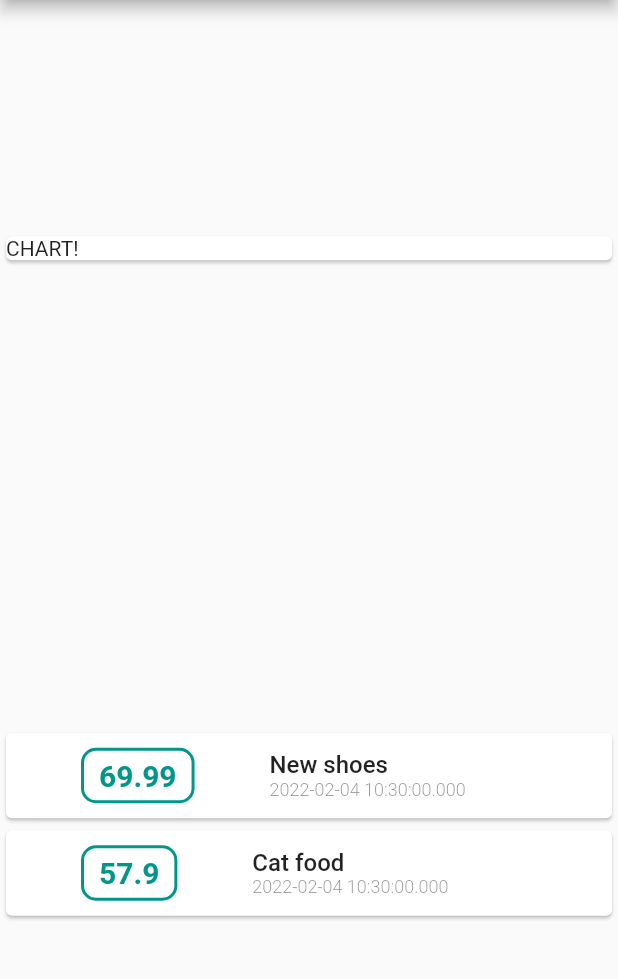
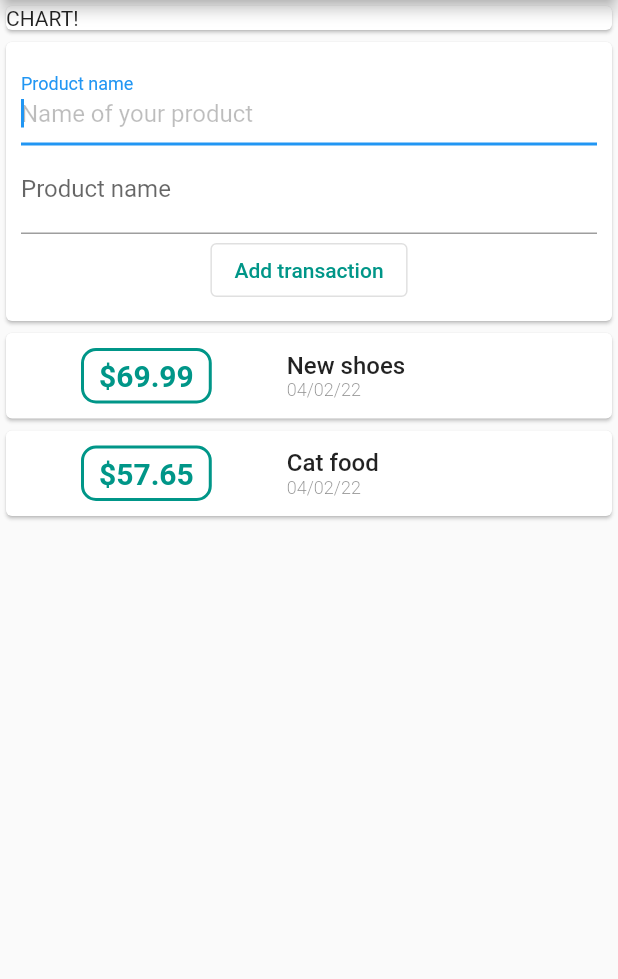
Before and after one commit to analubarreto/expenses_app, a Flutter app: the screen it shows after launch, on a phone screen of 412 x 824 dp, the part 84-1063 px from its top. Run offline on Flutter 3.47's test engine with Material 2 defaults, Android fonts, the phone set to English and light mode, and no system bars.

Commit message:
adding different widgets

```diff
--- a/lib/main.dart
+++ b/lib/main.dart
@@ -1,5 +1,5 @@
+import 'widgets/user_transactions.dart';
 import 'package:flutter/material.dart';
-import 'transaction.dart';
 
 void main() => runApp(MyApp());
 
@@ -14,11 +14,6 @@ class MyApp extends StatelessWidget {
 }
 
 class MyHomePage extends StatelessWidget {
-  final List<Transaction> transactions = [
-    Transaction('1', 'New shoes', 69.99, DateTime.now()),
-    Transaction('2', 'Cat food', 57.90, DateTime.now()),
-  ];
-
   @override
   Widget build(BuildContext context) {
     return Scaffold(
@@ -26,68 +21,12 @@ class MyHomePage extends StatelessWidget {
         title: const Text('Expenses app'),
       ),
       body: Column(
-        mainAxisAlignment: MainAxisAlignment.spaceAround,
         crossAxisAlignment: CrossAxisAlignment.stretch,
         children: [
           const Card(
             child: Text('CHART!'),
           ),
-          Column(
-            mainAxisAlignment: MainAxisAlignment.spaceAround,
-            crossAxisAlignment: CrossAxisAlignment.stretch,
-            children: transactions.map((transaction) {
-              return Card(
-                child: Row(
-                  children: [
-                    Container(
-                      margin: const EdgeInsets.symmetric(
-                          vertical: 10, horizontal: 50),
-                      decoration: BoxDecoration(
-                        borderRadius: const BorderRadius.all(
-                          Radius.elliptical(10.0, 10.0),
-                        ),
-                        border: Border.all(
-                          color: Colors.teal,
-                          width: 2,
-                        ),
-                      ),
-                      padding: const EdgeInsets.symmetric(
-                          vertical: 5, horizontal: 10),
-                      child: Text(
-                        transaction.amount.toString(),
-                        style: const TextStyle(
-                            fontWeight: FontWeight.w700,
-                            fontSize: 20,
-                            color: Colors.teal),
-                      ),
-                    ),
-                    Column(
-                      crossAxisAlignment: CrossAxisAlignment.start,
-                      children: [
-                        Text(
-                          transaction.title,
-                          style: const TextStyle(
-                            fontSize: 16,
-                            color: Colors.black87,
-                            fontWeight: FontWeight.w500,
-                            overflow: TextOverflow.ellipsis,
-                          ),
-                        ),
-                        Text(
-                          transaction.date.toString(),
-                          style: const TextStyle(
-                            fontSize: 12,
-                            color: Colors.black45,
-                            fontWeight: FontWeight.w300,
-                          ),
-                        ),
-                      ],
-                    )
-                  ],
-                ),
-              );
-            }).toList(),
-          ),
+          UserTransaction()
         ],
       ),
     );
--- /dev/null
+++ b/lib/widgets/new_transactions.dart
@@ -0,0 +1,51 @@
+import 'package:flutter/material.dart';
+
+class NewTransaction extends StatelessWidget {
+  final titleController = TextEditingController();
+  final amountController = TextEditingController();
+
+  @override
+  Widget build(BuildContext context) {
+    return Card(
+      child: Container(
+        padding: const EdgeInsets.all(10),
+        child: Column(
+          children: [
+            TextField(
+              enableSuggestions: true,
+              autofocus: true,
+              decoration: const InputDecoration(
+                hintText: 'Name of your product',
+                hintStyle: TextStyle(color: Colors.black26),
+                label: Text('Product name'),
+              ),
+              style: const TextStyle(color: Colors.black87),
+              controller: titleController,
+            ),
+            TextField(
+              enableSuggestions: true,
+              autofocus: true,
+              decoration: const InputDecoration(
+                hintText: 'Name of your product',
+                hintStyle: TextStyle(color: Colors.black26),
+                label: Text('Product name'),
+              ),
+              style: const TextStyle(color: Colors.black87),
+              controller: amountController,
+            ),
+            OutlinedButton(
+              onPressed: () {
+                print(titleController.text);
+              },
+              child: const Text('Add transaction'),
+              style: TextButton.styleFrom(
+                  primary: Colors.teal,
+                  backgroundColor: Colors.transparent,
+                  enableFeedback: true),
+            )
+          ],
+        ),
+      ),
+    );
+  }
+}
--- /dev/null
+++ b/lib/widgets/transaction_list.dart
@@ -0,0 +1,71 @@
+import 'package:flutter/material.dart';
+import 'package:intl/intl.dart';
+
+import '../models/transaction.dart';
+
+class TransactionsList extends StatelessWidget {
+  final List<Transaction> userTransactions;
+
+  const TransactionsList({Key? key, required this.userTransactions})
+      : super(key: key);
+
+  @override
+  Widget build(BuildContext context) {
+    return Column(
+      mainAxisAlignment: MainAxisAlignment.spaceAround,
+      crossAxisAlignment: CrossAxisAlignment.stretch,
+      children: userTransactions.map((transaction) {
+        return Card(
+          child: Row(
+            children: [
+              Container(
+                margin:
+                    const EdgeInsets.symmetric(vertical: 10, horizontal: 50),
+                decoration: BoxDecoration(
+                  borderRadius: const BorderRadius.all(
+                    Radius.elliptical(10.0, 10.0),
+                  ),
+                  border: Border.all(
+                    color: Colors.teal,
+                    width: 2,
+                  ),
+                ),
+                padding:
+                    const EdgeInsets.symmetric(vertical: 5, horizontal: 10),
+                child: Text(
+                  '\$${transaction.amount}',
+                  style: const TextStyle(
+                      fontWeight: FontWeight.w700,
+                      fontSize: 20,
+                      color: Colors.teal),
+                ),
+              ),
+              Column(
+                crossAxisAlignment: CrossAxisAlignment.start,
+                children: [
+                  Text(
+                    transaction.title,
+                    style: const TextStyle(
+                      fontSize: 16,
+                      color: Colors.black87,
+                      fontWeight: FontWeight.w500,
+                      overflow: TextOverflow.ellipsis,
+                    ),
+                  ),
+                  Text(
+                    DateFormat('dd/MM/yy').format(transaction.date),
+                    style: const TextStyle(
+                      fontSize: 12,
+                      color: Colors.black45,
+                      fontWeight: FontWeight.w300,
+                    ),
+                  ),
+                ],
+              )
+            ],
+          ),
+        );
+      }).toList(),
+    );
+  }
+}
--- /dev/null
+++ b/lib/widgets/user_transactions.dart
@@ -0,0 +1,32 @@
+import 'package:flutter/material.dart';
+import 'transaction_list.dart';
+import 'new_transactions.dart';
+import '../models/transaction.dart';
+
+class UserTransaction extends StatefulWidget {
+  const UserTransaction({Key? key}) : super(key: key);
+
+  @override
+  State<UserTransaction> createState() => _UserTransactionState();
+}
+
+class _UserTransactionState extends State<UserTransaction> {
+  final List<Transaction> _userTransactions = [
+    Transaction('1', 'New shoes', 69.99, DateTime.now()),
+    Transaction('2', 'Cat food', 57.65, DateTime.now()),
+  ];
+
+  @override
+  Widget build(BuildContext context) {
+    return Container(
+      child: Column(
+        children: [
+          NewTransaction(),
+          TransactionsList(
+            userTransactions: _userTransactions,
+          ),
+        ],
+      ),
+    );
+  }
+}
--- a/pubspec.yaml
+++ b/pubspec.yaml
@@ -34,6 +34,7 @@ dependencies:
   # The following adds the Cupertino Icons font to your application.
   # Use with the CupertinoIcons class for iOS style icons.
   cupertino_icons: ^1.0.2
+  intl: ^0.17.0
 
 dev_dependencies:
   flutter_test:
```
Also changed, not shown: lib/models/transaction.dart (renamed from lib/transaction.dart), pubspec.lock.
